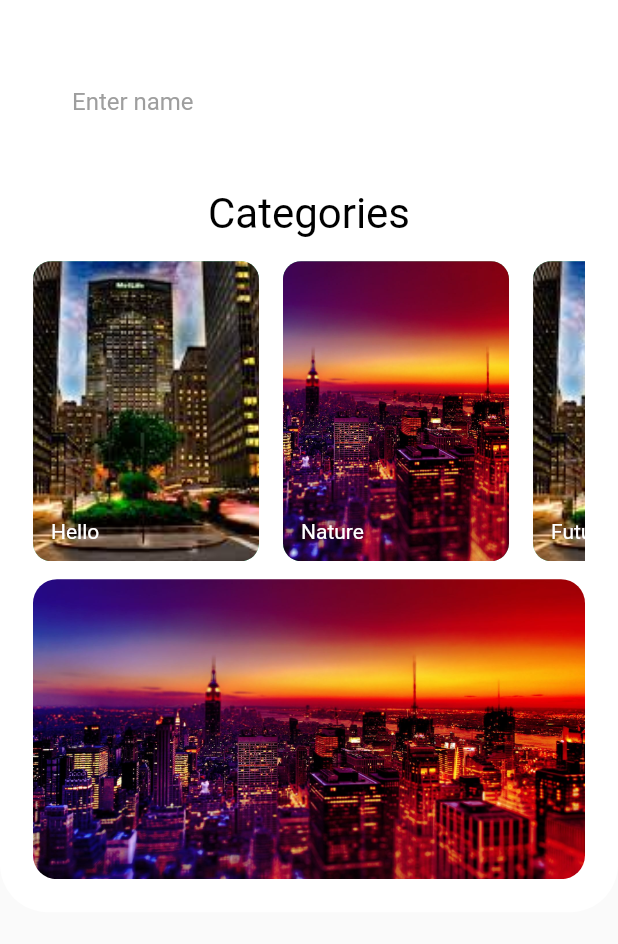
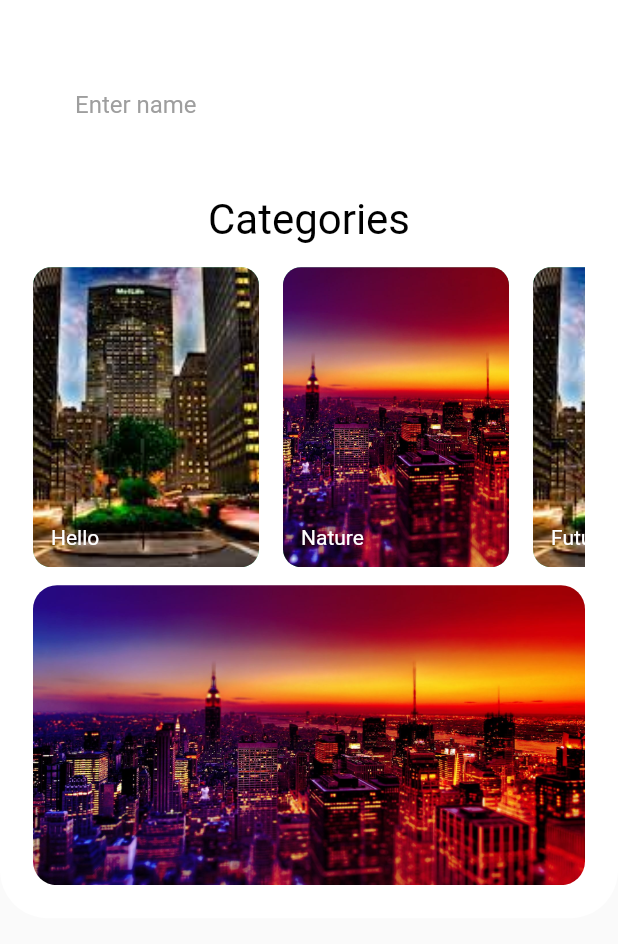
Before and after one commit to ahmerrkhan/wallpapers, a Flutter app: the screen it shows after launch, on a phone screen of 412 x 824 dp, the part 228-1172 px from its top. Run offline on Flutter 3.47's test engine with Material 2 defaults, Android fonts, the phone set to English and light mode, and no system bars.

Commit message:
Update mainScreen.dart

```diff
--- a/lightdarkthemeapp/lib/mainScreen.dart
+++ b/lightdarkthemeapp/lib/mainScreen.dart
@@ -49,7 +49,7 @@ class _mainScreenState extends State<mainScreen> {
                     height: 25.0,
                   ),
                   Container(
-                    padding: EdgeInsets.all(12.0),
+                    padding: EdgeInsets.all(14.0),
                     decoration: BoxDecoration(
                       color: Colors.white,
                       borderRadius: BorderRadius.circular(16.0),
```
